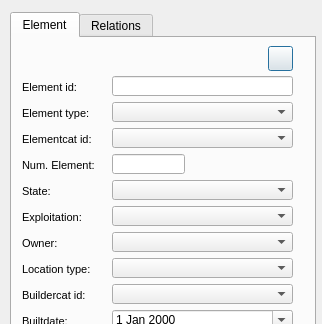
The window that ui/add_element.ui (Giswater/giswater_qgis_plugin) describes before a commit, drawn with Qt 5; both pictures show x 0 to 322 and y 0 to 324 of the 322 by 606 pixel window.
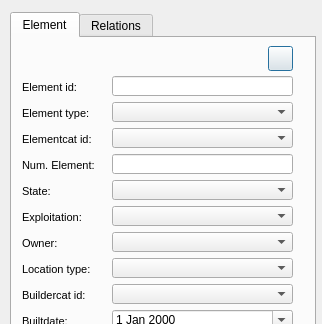
The same window after the commit. Icons and pictures are not drawn.

Commit message: Enhance form

What changed in the file:
```diff
--- a/ui/add_element.ui
+++ b/ui/add_element.ui
@@ -796,7 +796,7 @@
       <rect>
        <x>100</x>
        <y>116</y>
-       <width>73</width>
+       <width>181</width>
        <height>20</height>
       </rect>
      </property>
```
